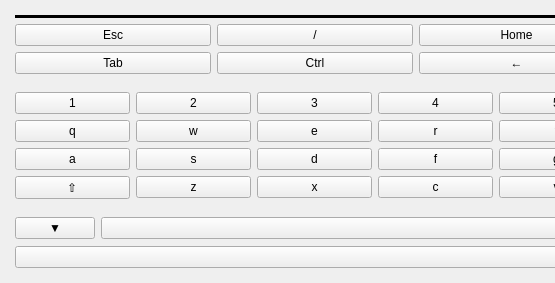
Qt form app/virtualkeyboard.ui (Kobo-InkBox/ITerm) before a commit; both pictures show x 0 to 555 and y 0 to 283 of the 1235 by 283 pixel window.
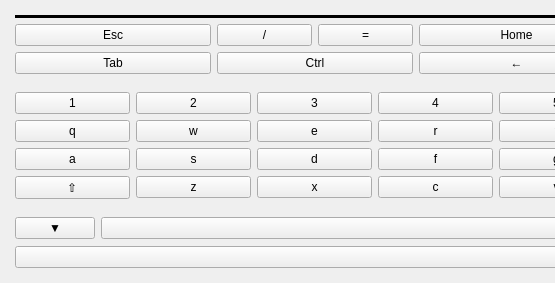
The same form after that commit.

Diff of the .ui file:
```diff
--- a/app/virtualkeyboard.ui
+++ b/app/virtualkeyboard.ui
@@ -69,7 +69,7 @@
          <property name="bottomMargin">
           <number>0</number>
          </property>
-         <item row="1" column="2">
+         <item row="1" column="3">
           <widget class="QPushButton" name="leftArrowBtn">
            <property name="sizePolicy">
             <sizepolicy hsizetype="MinimumExpanding" vsizetype="Fixed">
@@ -121,7 +121,7 @@
            </property>
           </widget>
          </item>
-         <item row="0" column="4">
+         <item row="0" column="5">
           <widget class="QPushButton" name="endBtn">
            <property name="sizePolicy">
             <sizepolicy hsizetype="MinimumExpanding" vsizetype="Fixed">
@@ -134,7 +134,7 @@
            </property>
           </widget>
          </item>
-         <item row="0" column="3">
+         <item row="0" column="4">
           <widget class="QPushButton" name="upArrowBtn">
            <property name="sizePolicy">
             <sizepolicy hsizetype="MinimumExpanding" vsizetype="Fixed">
@@ -147,20 +147,7 @@
            </property>
           </widget>
          </item>
-         <item row="0" column="1">
-          <widget class="QPushButton" name="slashBtn">
-           <property name="sizePolicy">
-            <sizepolicy hsizetype="MinimumExpanding" vsizetype="Fixed">
-             <horstretch>0</horstretch>
-             <verstretch>0</verstretch>
-            </sizepolicy>
-           </property>
-           <property name="text">
-            <string>/</string>
-           </property>
-          </widget>
-         </item>
-         <item row="0" column="2">
+         <item row="0" column="3">
           <widget class="QPushButton" name="homeBtn">
            <property name="sizePolicy">
             <sizepolicy hsizetype="MinimumExpanding" vsizetype="Fixed">
@@ -173,7 +160,7 @@
            </property>
           </widget>
          </item>
-         <item row="1" column="3">
+         <item row="1" column="4">
           <widget class="QPushButton" name="downArrowBtn">
            <property name="sizePolicy">
             <sizepolicy hsizetype="MinimumExpanding" vsizetype="Fixed">
@@ -186,7 +173,7 @@
            </property>
           </widget>
          </item>
-         <item row="1" column="4">
+         <item row="1" column="5">
           <widget class="QPushButton" name="rightArrowBtn">
            <property name="sizePolicy">
             <sizepolicy hsizetype="MinimumExpanding" vsizetype="Fixed">
@@ -199,7 +186,7 @@
            </property>
           </widget>
          </item>
-         <item row="0" column="5">
+         <item row="0" column="6">
           <widget class="QPushButton" name="pageUpBtn">
            <property name="sizePolicy">
             <sizepolicy hsizetype="MinimumExpanding" vsizetype="Fixed">
@@ -212,7 +199,7 @@
            </property>
           </widget>
          </item>
-         <item row="1" column="5">
+         <item row="1" column="6">
           <widget class="QPushButton" name="pageDownBtn">
            <property name="sizePolicy">
             <sizepolicy hsizetype="MinimumExpanding" vsizetype="Fixed">
@@ -225,6 +212,39 @@
            </property>
           </widget>
          </item>
+         <item row="0" column="1">
+          <layout class="QGridLayout" name="gridLayout_8">
+           <property name="rightMargin">
+            <number>0</number>
+           </property>
+           <item row="0" column="0">
+            <widget class="QPushButton" name="slashBtn">
+             <property name="sizePolicy">
+              <sizepolicy hsizetype="MinimumExpanding" vsizetype="Fixed">
+               <horstretch>0</horstretch>
+               <verstretch>0</verstretch>
+              </sizepolicy>
+             </property>
+             <property name="text">
+              <string>/</string>
+             </property>
+            </widget>
+           </item>
+           <item row="0" column="1">
+            <widget class="QPushButton" name="equalBtn">
+             <property name="sizePolicy">
+              <sizepolicy hsizetype="MinimumExpanding" vsizetype="Fixed">
+               <horstretch>0</horstretch>
+               <verstretch>0</verstretch>
+              </sizepolicy>
+             </property>
+             <property name="text">
+              <string>=</string>
+             </property>
+            </widget>
+           </item>
+          </layout>
+         </item>
         </layout>
        </item>
        <item>
```
